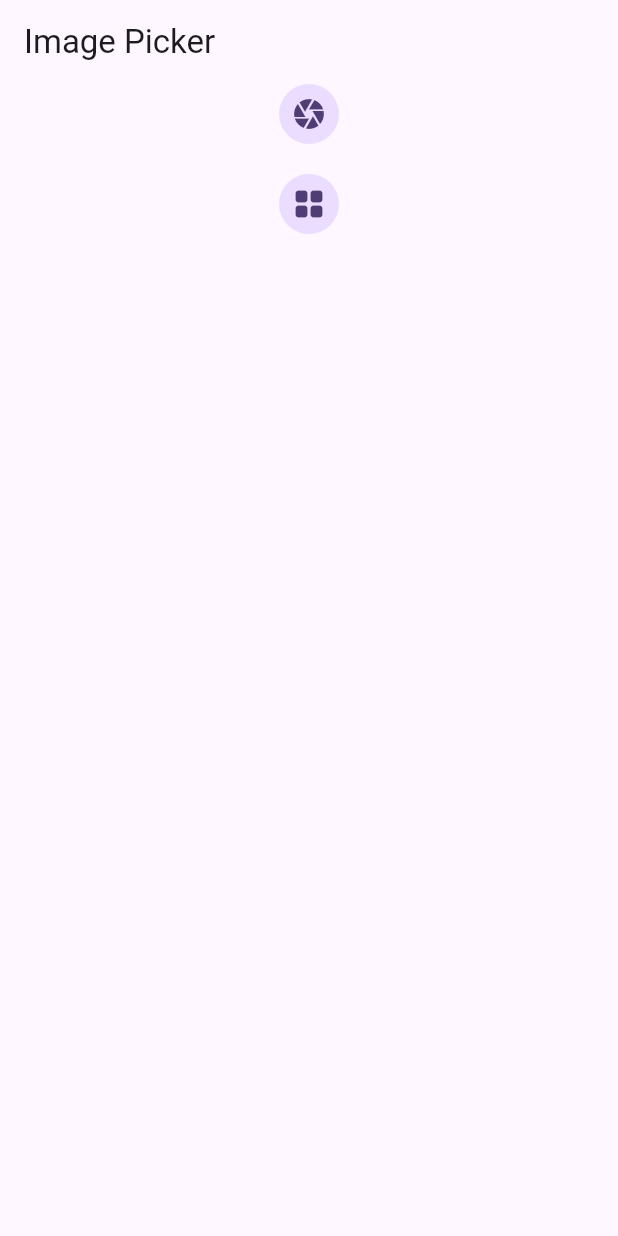
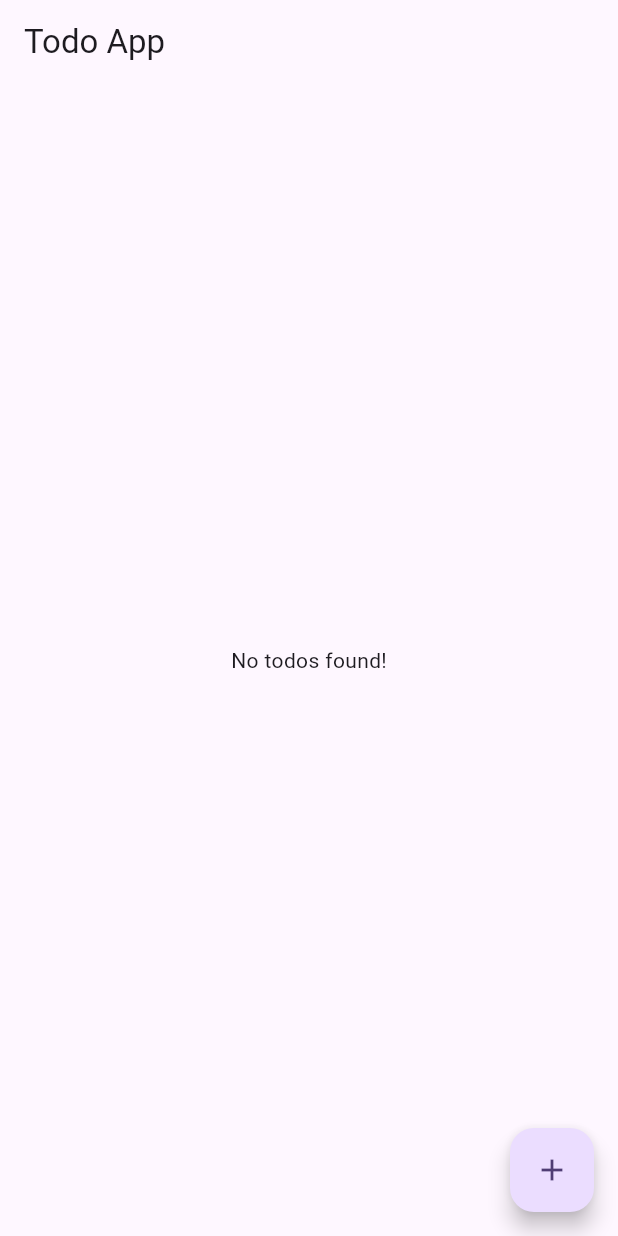
Before and after one commit to humnalodhi/Flutter-Bloc-RestApi-CleanArch, a Flutter app: the screen it shows after launch, on a phone screen of 412 x 824 dp. Run offline on Flutter 3.47's test engine with Material 3 defaults, Android fonts, the phone set to English and light mode, and no system bars; our stand-ins replace bloc, equatable, flutter_bloc, image_picker.

Commit message:
Implemented todo app(insert and delete) with bloc.

```diff
--- /dev/null
+++ b/lib/bloc/todo/todo_bloc.dart
@@ -0,0 +1,33 @@
+import 'package:bloc/bloc.dart';
+import 'package:bloc_rest_api_clean_arch/bloc/todo/todo_event.dart';
+import 'package:bloc_rest_api_clean_arch/bloc/todo/todo_state.dart';
+
+class TodoBloc extends Bloc<TodoEvent, TodoState> {
+  final List<String> todoList = [];
+
+  TodoBloc() : super(const TodoState()) {
+    on<AddTodoEvent>(_addToDoEvent);
+    on<RemoveTodoEvent>(_removeToDoEvent);
+  }
+
+  void _addToDoEvent(AddTodoEvent event, Emitter<TodoState> emit) {
+    todoList.add(event.task);
+    emit(
+      state.copyWith(
+        todoList: List.from(
+          todoList,
+        ),
+      ),
+    );
+  }
+  void _removeToDoEvent(RemoveTodoEvent event, Emitter<TodoState> emit) {
+    todoList.remove(event.task);
+    emit(
+      state.copyWith(
+        todoList: List.from(
+          todoList,
+        ),
+      ),
+    );
+  }
+}
--- /dev/null
+++ b/lib/bloc/todo/todo_event.dart
@@ -0,0 +1,31 @@
+import 'package:equatable/equatable.dart';
+
+abstract class TodoEvent extends Equatable {
+  const TodoEvent();
+}
+
+class AddTodoEvent extends TodoEvent {
+  final String task;
+
+  const AddTodoEvent({
+    required this.task,
+  });
+
+  @override
+  List<Object?> get props => [
+        task,
+      ];
+}
+
+class RemoveTodoEvent extends TodoEvent {
+  final Object task;
+
+  const RemoveTodoEvent({
+    required this.task,
+  });
+
+  @override
+  List<Object?> get props => [
+        task,
+      ];
+}
--- /dev/null
+++ b/lib/bloc/todo/todo_state.dart
@@ -0,0 +1,20 @@
+import 'package:equatable/equatable.dart';
+
+class TodoState extends Equatable {
+  const TodoState({
+    this.todoList = const [],
+  });
+
+  final List<String> todoList;
+
+  TodoState copyWith({List<String>? todoList}) {
+    return TodoState(
+      todoList: todoList ?? this.todoList,
+    );
+  }
+
+  @override
+  List<Object> get props => [
+        todoList,
+      ];
+}
--- a/lib/main.dart
+++ b/lib/main.dart
@@ -1,6 +1,7 @@
 import 'package:bloc_rest_api_clean_arch/bloc/counter/counter_bloc.dart';
 import 'package:bloc_rest_api_clean_arch/bloc/image_picker/image_picker_bloc.dart';
-import 'package:bloc_rest_api_clean_arch/screens/image_picker_screen/image_picker_screen.dart';
+import 'package:bloc_rest_api_clean_arch/bloc/todo/todo_bloc.dart';
+import 'package:bloc_rest_api_clean_arch/screens/todo_screen/todo_screen.dart';
 import 'package:bloc_rest_api_clean_arch/utils/image_picker_utils.dart';
 import 'package:flutter/material.dart';
 import 'package:flutter_bloc/flutter_bloc.dart';
@@ -24,6 +25,9 @@ class MyApp extends StatelessWidget {
             ImagePickerUtils(),
           ),
         ),
+        BlocProvider(
+          create: (_) => TodoBloc(),
+        ),
       ],
       child: MaterialApp(
         debugShowCheckedModeBanner: false,
@@ -34,7 +38,7 @@ class MyApp extends StatelessWidget {
           ),
           useMaterial3: true,
         ),
-        home: const ImagePickerScreen(),
+        home: const TodoScreen(),
       ),
     );
   }
--- /dev/null
+++ b/lib/screens/todo_screen/todo_screen.dart
@@ -0,0 +1,66 @@
+import 'package:bloc_rest_api_clean_arch/bloc/todo/todo_bloc.dart';
+import 'package:bloc_rest_api_clean_arch/bloc/todo/todo_event.dart';
+import 'package:bloc_rest_api_clean_arch/bloc/todo/todo_state.dart';
+import 'package:flutter/material.dart';
+import 'package:flutter_bloc/flutter_bloc.dart';
+
+class TodoScreen extends StatelessWidget {
+  const TodoScreen({super.key});
+
+  @override
+  Widget build(BuildContext context) {
+    return Scaffold(
+      appBar: AppBar(
+        title: const Text('Todo App'),
+      ),
+      body: BlocBuilder<TodoBloc, TodoState>(
+        builder: (context, state) {
+          if (state.todoList.isEmpty) {
+            return const Center(
+              child: Text('No todos found!'),
+            );
+          } else if (state.todoList.isNotEmpty) {
+            return ListView.builder(
+              itemCount: state.todoList.length,
+              itemBuilder: (context, index) {
+                return ListTile(
+                  title: Text(
+                    state.todoList[index],
+                  ),
+                  trailing: IconButton(
+                    icon: const Icon(
+                      Icons.delete,
+                    ),
+                    onPressed: () {
+                      context.read<TodoBloc>().add(
+                            RemoveTodoEvent(
+                              task: state.todoList[index],
+                            ),
+                          );
+                    },
+                  ),
+                );
+              },
+            );
+          } else {
+            return const SizedBox.shrink();
+          }
+        },
+      ),
+      floatingActionButton: FloatingActionButton(
+        onPressed: () {
+          for (int i = 0; i < 5; i++) {
+            context.read<TodoBloc>().add(
+                  AddTodoEvent(
+                    task: 'Task: $i',
+                  ),
+                );
+          }
+        },
+        child: const Icon(
+          Icons.add,
+        ),
+      ),
+    );
+  }
+}
```
